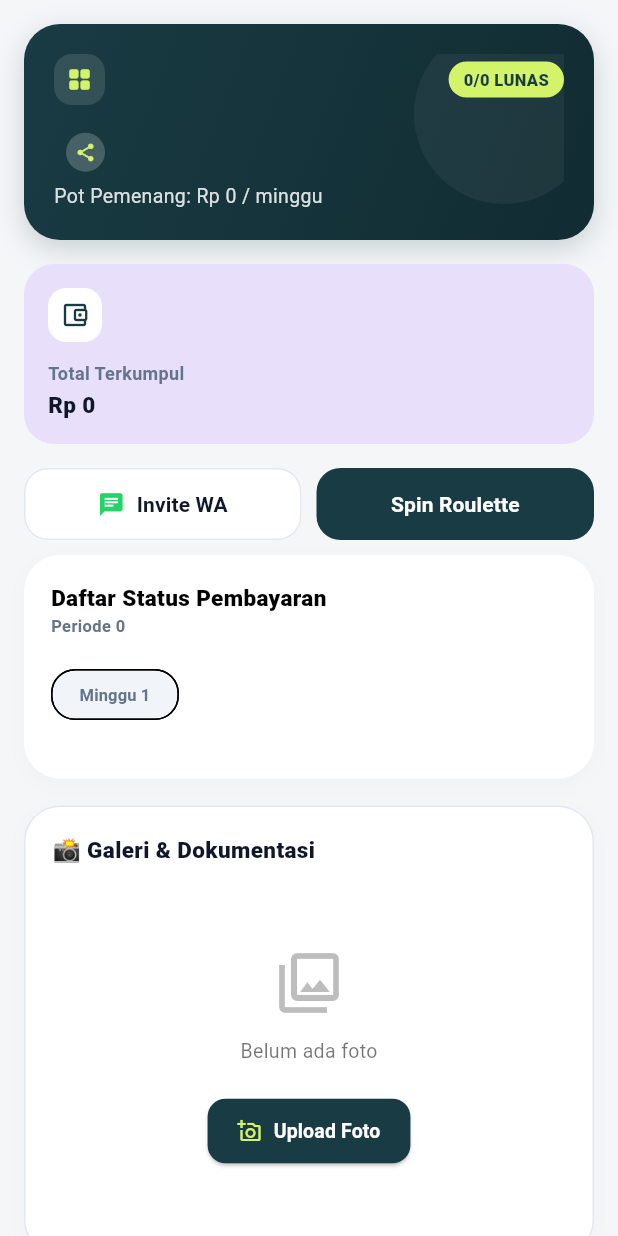
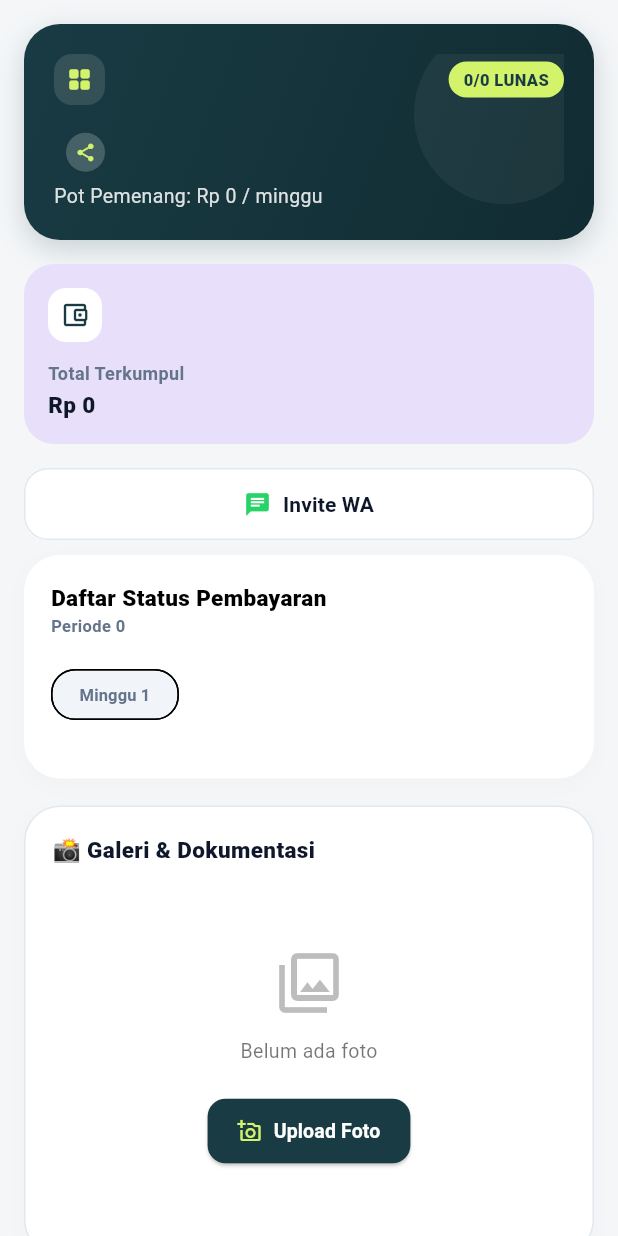
Before and after one commit to badrusalsyihab/web-arisan-antigravity.vercel.app, a Flutter app: the DashboardScreen widget shown alone on an empty page, opened directly with empty values, on a phone screen of 412 x 824 dp. Run offline on Flutter 3.47's test engine with Material 3 defaults, Android fonts, the phone set to English and light mode, and no system bars; our stand-ins replace cloud_firestore, firebase_auth, firebase_core, flutter_dotenv, image_picker, package_info_plus and 2 more; accounts and stored records are empty.

Commit message:
Update form auth and hide tambah button

```diff
--- a/lib/features/auth/screens/auth_screen.dart
+++ b/lib/features/auth/screens/auth_screen.dart
@@ -1,4 +1,5 @@
 import 'package:flutter/material.dart';
+import 'package:flutter/services.dart';
 import 'package:firebase_core/firebase_core.dart';
 import 'package:firebase_auth/firebase_auth.dart';
 import '../../../firebase_options.dart';
@@ -313,6 +314,7 @@ class _AuthScreenState extends State<AuthScreen> {
                     TextFormField(
                       controller: _phoneController,
                       keyboardType: TextInputType.phone,
+                      inputFormatters: [FilteringTextInputFormatter.digitsOnly],
                       decoration: InputDecoration(
                         labelText: 'Nomor WhatsApp',
                         prefixIcon: const Icon(Icons.phone_android_outlined, size: 20, color: AppTheme.primary),
@@ -347,13 +349,14 @@ class _AuthScreenState extends State<AuthScreen> {
                   ),
                   const SizedBox(height: 14),
 
-                  // Password Field
                     TextFormField(
                       controller: _passwordController,
                       obscureText: isObscurePassword,
                       validator: (value) {
                         if (value == null || value.isEmpty) return 'Kata sandi wajib diisi';
-                      if (value.length < 6) return 'Kata sandi minimal 6 karakter';
+                        if (value.length < 5) return 'Kata sandi minimal 5 karakter';
+                        if (!RegExp(r'\d').hasMatch(value)) return 'Kata sandi harus mengandung angka';
+                        if (!RegExp(r'[^a-zA-Z0-9]').hasMatch(value)) return 'Kata sandi harus mengandung karakter khusus (simbol)';
                         return null;
                       },
                     decoration: InputDecoration(
--- a/lib/features/dashboard/screens/dashboard_screen.dart
+++ b/lib/features/dashboard/screens/dashboard_screen.dart
@@ -953,27 +953,6 @@ class _DashboardScreenState extends State<DashboardScreen> {
                   ),
                 ),
               ),
-              const SizedBox(width: 10),
-              Expanded(
-                child: ElevatedButton(
-                  style: ElevatedButton.styleFrom(
-                    backgroundColor: AppTheme.primary,
-                    foregroundColor: Colors.white,
-                    elevation: 0,
-                    padding: const EdgeInsets.symmetric(vertical: 14),
-                    shape: RoundedRectangleBorder(
-                      borderRadius: BorderRadius.circular(16),
-                    ),
-                  ),
-                  onPressed: group.isCompleted
-                      ? null
-                      : () => widget.onNavigateToTab(1),
-                  child: const Text(
-                    'Spin Roulette',
-                    style: TextStyle(fontWeight: FontWeight.bold),
-                  ),
-                ),
-              ),
             ],
           ),
           const SizedBox(height: 10),
@@ -1093,7 +1072,8 @@ class _DashboardScreenState extends State<DashboardScreen> {
 
           // Admin Winner Schedule Button
           if (isAdmin) ...[
-            OutlinedButton.icon(
+            Center(
+              child: OutlinedButton.icon(
                 style: OutlinedButton.styleFrom(
                   foregroundColor: AppTheme.textMain,
                   side: const BorderSide(color: AppTheme.cardBorder),
@@ -1136,6 +1116,7 @@ class _DashboardScreenState extends State<DashboardScreen> {
                   ),
                 ),
               ),
+            ),
             const SizedBox(height: 16),
           ],
 
@@ -1178,29 +1159,6 @@ class _DashboardScreenState extends State<DashboardScreen> {
                           ),
                         ),
                       ],
-                    ),
-                    if (!group.isCompleted && isAdmin)
-                      OutlinedButton.icon(
-                        style: OutlinedButton.styleFrom(
-                          foregroundColor: AppTheme.primary,
-                          side: const BorderSide(color: AppTheme.primary),
-                          padding: const EdgeInsets.symmetric(
-                            horizontal: 10,
-                            vertical: 6,
-                          ),
-                          shape: RoundedRectangleBorder(
-                            borderRadius: BorderRadius.circular(12),
-                          ),
-                        ),
-                        onPressed: _showAddMemberDialog,
-                        icon: const Icon(Icons.person_add_alt_1, size: 14),
-                        label: const Text(
-                          'Tambah',
-                          style: TextStyle(
-                            fontSize: 11,
-                            fontWeight: FontWeight.bold,
-                          ),
-                        ),
                     ),
                   ],
                 ),
```
Also changed, not shown: pubspec.lock. Lines whose indentation alone changed are shown as unchanged.
